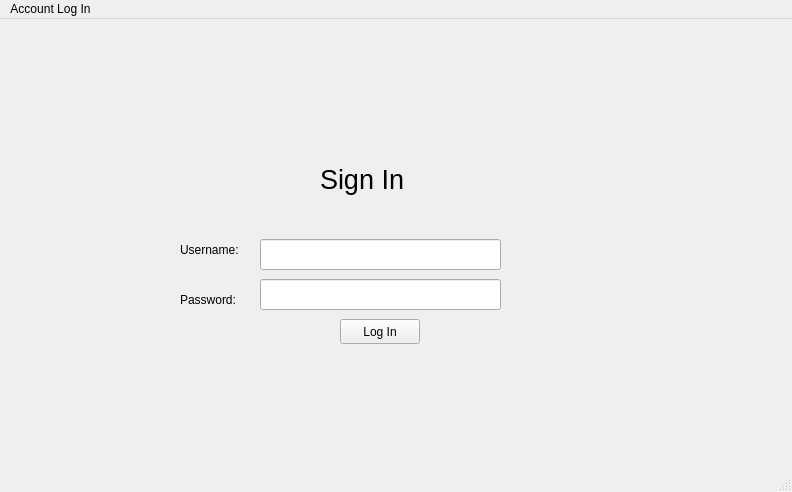
Before: the Qt Designer form coba/mainwindow.ui in reinardricky/qtnisclab_login, drawn with Qt 5.
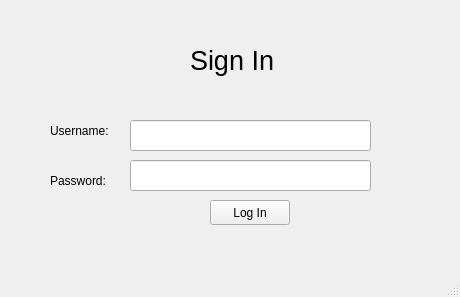
After: the same form once the commit is applied.

The edit to the form file:
```diff
--- a/coba/mainwindow.ui
+++ b/coba/mainwindow.ui
@@ -6,14 +6,20 @@
    <rect>
     <x>0</x>
     <y>0</y>
-    <width>792</width>
-    <height>492</height>
+    <width>460</width>
+    <height>297</height>
    </rect>
   </property>
   <property name="minimumSize">
    <size>
-    <width>0</width>
-    <height>0</height>
+    <width>460</width>
+    <height>297</height>
+   </size>
+  </property>
+  <property name="maximumSize">
+   <size>
+    <width>460</width>
+    <height>297</height>
    </size>
   </property>
   <property name="windowTitle">
@@ -23,12 +29,15 @@
    <widget class="QLineEdit" name="LineEdit_password">
     <property name="geometry">
      <rect>
-      <x>260</x>
-      <y>260</y>
+      <x>130</x>
+      <y>160</y>
       <width>241</width>
       <height>31</height>
      </rect>
     </property>
+    <property name="text">
+     <string/>
+    </property>
     <property name="echoMode">
      <enum>QLineEdit::Password</enum>
     </property>
@@ -36,8 +45,8 @@
    <widget class="QLabel" name="label">
     <property name="geometry">
      <rect>
-      <x>180</x>
-      <y>270</y>
+      <x>50</x>
+      <y>170</y>
       <width>61</width>
       <height>21</height>
      </rect>
@@ -49,18 +58,21 @@
    <widget class="QLineEdit" name="LineEdit_username">
     <property name="geometry">
      <rect>
-      <x>260</x>
-      <y>220</y>
+      <x>130</x>
+      <y>120</y>
       <width>241</width>
       <height>31</height>
      </rect>
     </property>
+    <property name="text">
+     <string/>
+    </property>
    </widget>
    <widget class="QLabel" name="label_2">
     <property name="geometry">
      <rect>
-      <x>180</x>
-      <y>220</y>
+      <x>50</x>
+      <y>120</y>
       <width>61</width>
       <height>21</height>
      </rect>
@@ -72,8 +84,8 @@
    <widget class="QPushButton" name="Login">
     <property name="geometry">
      <rect>
-      <x>340</x>
-      <y>300</y>
+      <x>210</x>
+      <y>200</y>
       <width>80</width>
       <height>25</height>
      </rect>
@@ -85,8 +97,8 @@
    <widget class="QLabel" name="label_3">
     <property name="geometry">
      <rect>
-      <x>320</x>
-      <y>140</y>
+      <x>190</x>
+      <y>40</y>
       <width>111</width>
       <height>41</height>
      </rect>
@@ -101,22 +113,6 @@
     </property>
    </widget>
   </widget>
-  <widget class="QMenuBar" name="menubar">
-   <property name="geometry">
-    <rect>
-     <x>0</x>
-     <y>0</y>
-     <width>792</width>
-     <height>25</height>
-    </rect>
-   </property>
-   <widget class="QMenu" name="menuAccount_Log_In">
-    <property name="title">
-     <string>Account Log In</string>
-    </property>
-   </widget>
-   <addaction name="menuAccount_Log_In"/>
-  </widget>
   <widget class="QStatusBar" name="statusbar"/>
  </widget>
  <resources/>
```
